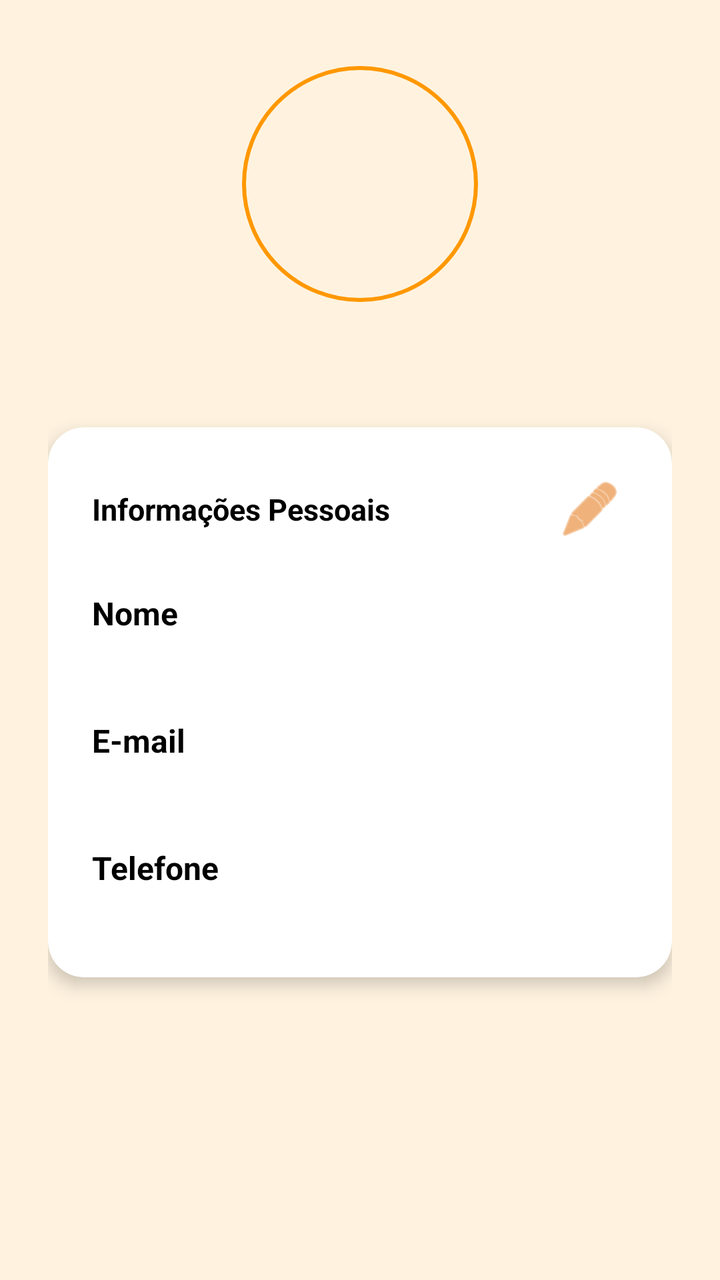
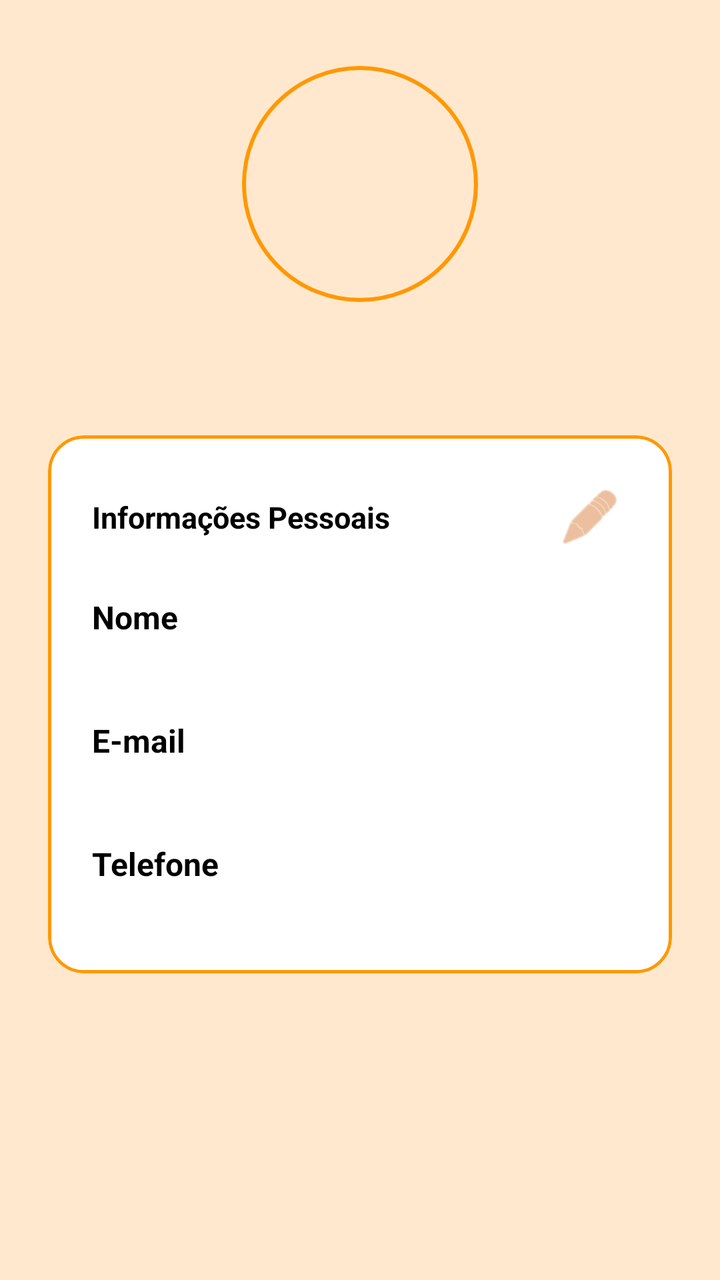

The first picture is an Android layout as it rendered before a commit; the second is the same layout after the commit. The layout source and the unified diff follow.
<!-- AndroidManifest.xml: application theme Theme.ProtPetverso1 -->
<!-- res/layout/fragment_perfil_usuario.xml -->
<?xml version="1.0" encoding="utf-8"?>
<ScrollView xmlns:android="http://schemas.android.com/apk/res/android"
    xmlns:app="http://schemas.android.com/apk/res-auto"
    android:layout_width="match_parent"
    android:layout_height="match_parent"
    android:background="#FFF3E0"
    android:fillViewport="true">

    <LinearLayout
        android:layout_width="match_parent"
        android:layout_height="wrap_content"
        android:orientation="vertical"
        android:paddingHorizontal="24dp"
        android:paddingTop="32dp"
        android:paddingBottom="40dp"
        android:gravity="center_horizontal">

        
        <com.google.android.material.imageview.ShapeableImageView
            android:id="@+id/imgFotoPerfil"
            android:layout_width="120dp"
            android:layout_height="120dp"
            android:padding="2dp"
            android:scaleType="centerCrop"
            app:shapeAppearanceOverlay="@style/CircleImageView"
            app:strokeColor="#FF9800"
            app:strokeWidth="2dp" />

        
        <TextView
            android:id="@+id/txtUsername"
            android:layout_width="wrap_content"
            android:layout_height="wrap_content"
            android:layout_marginBottom="36dp"
            android:text=""
            android:textSize="19sp"
            android:textStyle="bold"
            android:textColor="#5D4037" />

        
        <androidx.cardview.widget.CardView
            android:layout_width="match_parent"
            android:layout_height="wrap_content"
            android:layout_marginBottom="24dp"
            app:cardCornerRadius="18dp"
            app:cardElevation="5dp"
            app:cardBackgroundColor="#FFFFFF">

            <LinearLayout
                android:layout_width="match_parent"
                android:layout_height="wrap_content"
                android:orientation="vertical"
                android:padding="22dp">

                
                <RelativeLayout
                    android:layout_width="match_parent"
                    android:layout_height="wrap_content"
                    android:layout_marginBottom="22dp">

                    <TextView
                        android:layout_width="wrap_content"
                        android:layout_height="wrap_content"
                        android:text="Informações Pessoais"
                        android:textSize="15sp"
                        android:textStyle="bold"
                        android:textColor="#000000"
                        android:layout_centerVertical="true" />

                    <ImageButton
                        android:id="@+id/btnEditarPerfil"
                        android:layout_width="38dp"
                        android:layout_height="38dp"
                        android:layout_alignParentEnd="true"
                        android:layout_centerVertical="true"
                        android:background="?attr/selectableItemBackgroundBorderless"
                        android:src="@android:drawable/ic_menu_edit"
                        app:tint="#E67E22"
                        android:contentDescription="Editar informações" />
                </RelativeLayout>

                
                <TextView
                    android:layout_width="wrap_content"
                    android:layout_height="wrap_content"
                    android:text="Nome"
                    android:textStyle="bold"
                    android:textSize="16sp"
                    android:textColor="#000000" />

                <TextView
                    android:id="@+id/txtNome"
                    android:layout_width="wrap_content"
                    android:layout_height="wrap_content"
                    android:layout_marginTop="3dp"
                    android:layout_marginBottom="20dp"
                    android:text=""
                    android:textSize="14sp"
                    android:textColor="#000000"
                     />

                

                
                <TextView
                    android:layout_width="wrap_content"
                    android:layout_height="wrap_content"
                    android:text="E-mail"
                    android:textSize="16sp"
                    android:textStyle="bold"
                    android:textColor="#000000" />

                <TextView
                    android:id="@+id/txtEmail"
                    android:layout_width="wrap_content"
                    android:layout_height="wrap_content"
                    android:layout_marginTop="3dp"
                    android:layout_marginBottom="20dp"
                    android:text=""
                    android:textSize="14sp"
                    android:textColor="#000000" />

                
                <TextView
                    android:layout_width="wrap_content"
                    android:layout_height="wrap_content"
                    android:text="Telefone"
                    android:textStyle="bold"
                    android:textSize="16sp"
                    android:textColor="#000000" />

                <TextView
                    android:id="@+id/txtTelefone"
                    android:layout_width="wrap_content"
                    android:layout_height="wrap_content"
                    android:layout_marginTop="3dp"
                    android:text=""
                    android:textSize="14sp"
                    android:textColor="#000000" />

            </LinearLayout>
        </androidx.cardview.widget.CardView>

    </LinearLayout>
</ScrollView>
<!-- resources referenced by this layout -->
<resources>
  <style name="CircleImageView">
          <item name="cornerFamily">rounded</item>
          <item name="cornerSize">50%</item>
      </style>
  <style name="Theme.ProtPetverso1" parent="Base.Theme.ProtPetverso1">
      </style>
  <style name="Base.Theme.ProtPetverso1" parent="Theme.Material3.DayNight.NoActionBar">
          
          
      </style>
</resources>

<!-- the commit's change to res/layout/fragment_perfil_usuario.xml (unified diff, before → after) -->
@@ -3,7 +3,7 @@
     xmlns:app="http://schemas.android.com/apk/res-auto"
     android:layout_width="match_parent"
     android:layout_height="match_parent"
-    android:background="#FFF3E0"
+    android:background="#FFE8CE"
     android:fillViewport="true">
 
     <LinearLayout
@@ -22,6 +22,7 @@
             android:layout_height="120dp"
             android:padding="2dp"
             android:scaleType="centerCrop"
+            android:contentDescription="Foto de perfil"
             app:shapeAppearanceOverlay="@style/CircleImageView"
             app:strokeColor="#FF9800"
             app:strokeWidth="2dp" />
@@ -31,20 +32,23 @@
             android:id="@+id/txtUsername"
             android:layout_width="wrap_content"
             android:layout_height="wrap_content"
-            android:layout_marginBottom="36dp"
+            android:layout_marginTop="12dp"
+            android:layout_marginBottom="28dp"
             android:text=""
             android:textSize="19sp"
             android:textStyle="bold"
-            android:textColor="#5D4037" />
+            android:textColor="#000000" />
 
         
-        <androidx.cardview.widget.CardView
+        <com.google.android.material.card.MaterialCardView
             android:layout_width="match_parent"
             android:layout_height="wrap_content"
             android:layout_marginBottom="24dp"
             app:cardCornerRadius="18dp"
-            app:cardElevation="5dp"
-            app:cardBackgroundColor="#FFFFFF">
+            app:cardElevation="0dp"
+            app:cardBackgroundColor="#FFFFFF"
+            app:strokeColor="#FF9800"
+            app:strokeWidth="1.5dp">
 
             <LinearLayout
                 android:layout_width="match_parent"
@@ -56,7 +60,7 @@
                 <RelativeLayout
                     android:layout_width="match_parent"
                     android:layout_height="wrap_content"
-                    android:layout_marginBottom="22dp">
+                    android:layout_marginBottom="20dp">
 
                     <TextView
                         android:layout_width="wrap_content"
@@ -75,7 +79,7 @@
                         android:layout_centerVertical="true"
                         android:background="?attr/selectableItemBackgroundBorderless"
                         android:src="@android:drawable/ic_menu_edit"
-                        app:tint="#E67E22"
+                        app:tint="#DF945D"
                         android:contentDescription="Editar informações" />
                 </RelativeLayout>
 
@@ -93,13 +97,10 @@
                     android:layout_width="wrap_content"
                     android:layout_height="wrap_content"
                     android:layout_marginTop="3dp"
-                    android:layout_marginBottom="20dp"
+                    android:layout_marginBottom="18dp"
                     android:text=""
                     android:textSize="14sp"
-                    android:textColor="#000000"
-                     />
-
-                
+                    android:textColor="#000000" />
 
                 
                 <TextView
@@ -115,7 +116,7 @@
                     android:layout_width="wrap_content"
                     android:layout_height="wrap_content"
                     android:layout_marginTop="3dp"
-                    android:layout_marginBottom="20dp"
+                    android:layout_marginBottom="18dp"
                     android:text=""
                     android:textSize="14sp"
                     android:textColor="#000000" />
@@ -139,7 +140,7 @@
                     android:textColor="#000000" />
 
             </LinearLayout>
-        </androidx.cardview.widget.CardView>
+        </com.google.android.material.card.MaterialCardView>
 
     </LinearLayout>
 </ScrollView>
